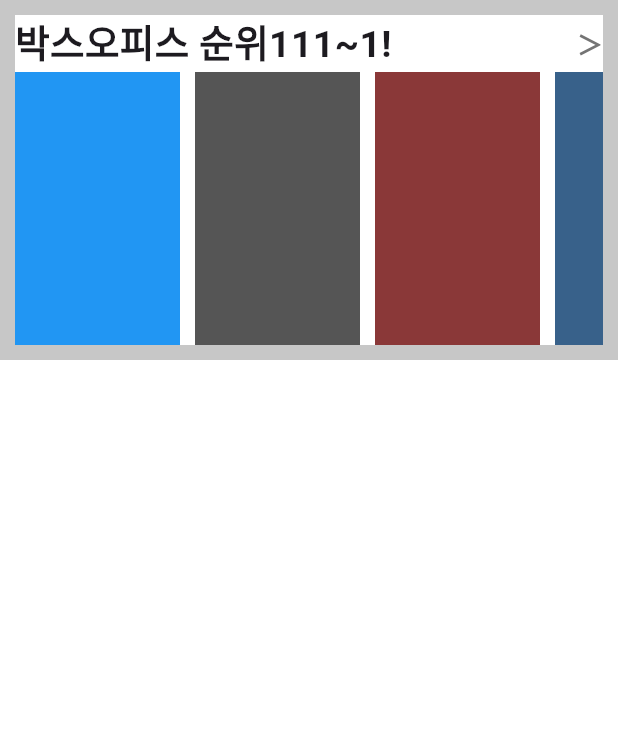
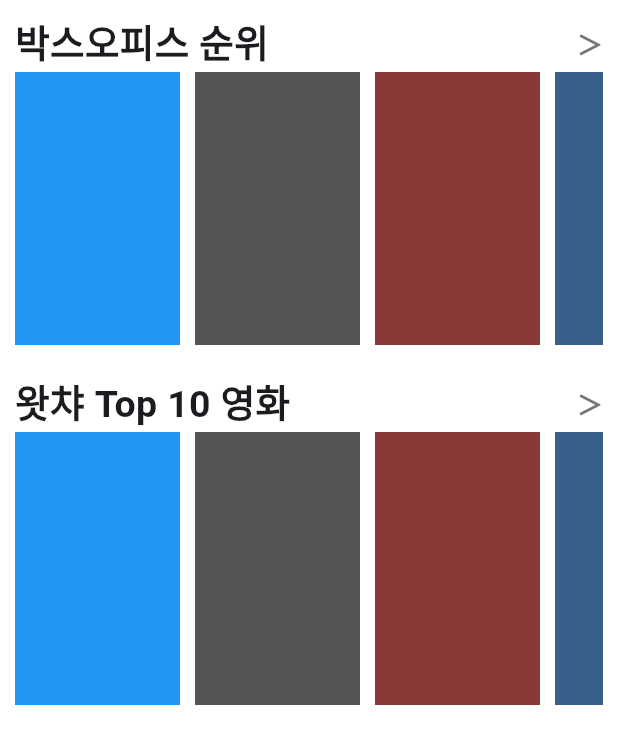
Before and after one commit to gihongjo/WatchaClone, a Flutter app: the HomeMovie screen opened directly, on a phone screen of 412 x 824 dp. Shown: the top 744 px of the screen. Run offline on Flutter 3.47's test engine with Material 3 defaults, Android fonts, the light colour scheme and no system bars; missing offline and left inert: dart:ffi.

Commit message:
methodlize complete

```diff
--- /dev/null
+++ b/lib/home_files/contentcard.dart
@@ -0,0 +1,87 @@
+import 'package:flutter/material.dart';
+
+class ContentsCard extends StatelessWidget {
+  //콘텐츠 카드
+  const ContentsCard({required this.title, Key? key}) : super(key: key);
+  final String title;
+  @override
+  Widget build(BuildContext context) {
+    return Center(
+      child: Column(
+        children: [
+          Row(
+            mainAxisAlignment: MainAxisAlignment.spaceBetween,
+            children: [
+              Text(
+                title,
+                style:
+                    const TextStyle(fontSize: 25, fontWeight: FontWeight.bold),
+              ),
+              const Text(
+                "＞",
+                style: TextStyle(
+                  fontSize: 17,
+                  fontWeight: FontWeight.bold,
+                  color: Color.fromARGB(255, 116, 116, 116),
+                ),
+              ),
+            ],
+          ),
+          Expanded(
+              //텍스트 아래
+              child: SingleChildScrollView(
+            //오른쪽으로 넘기기
+            scrollDirection: Axis.horizontal,
+            child: Expanded(
+              child: Row(
+                mainAxisAlignment: MainAxisAlignment.start,
+                children: [
+                  Container(
+                    width: 110,
+                    color: Colors.blue,
+                    margin: const EdgeInsets.only(right: 10),
+                  ),
+                  Container(
+                    width: 110,
+                    color: const Color.fromARGB(255, 85, 85, 85),
+                    margin: const EdgeInsets.only(right: 10),
+                  ),
+                  Container(
+                    width: 110,
+                    color: const Color.fromARGB(255, 138, 56, 56),
+                    margin: const EdgeInsets.only(right: 10),
+                  ),
+                  Container(
+                    width: 110,
+                    color: const Color.fromARGB(255, 56, 97, 138),
+                    margin: const EdgeInsets.only(right: 10),
+                  ),
+                  Container(
+                    width: 110,
+                    color: const Color.fromARGB(255, 76, 138, 56),
+                    margin: const EdgeInsets.only(right: 10),
+                  ),
+                  Container(
+                    width: 110,
+                    color: const Color.fromARGB(255, 135, 56, 138),
+                    margin: const EdgeInsets.only(right: 10),
+                  ),
+                  Container(
+                    width: 110,
+                    color: const Color.fromARGB(255, 138, 104, 56),
+                    margin: const EdgeInsets.only(right: 10),
+                  ),
+                  Container(
+                    width: 110,
+                    color: const Color.fromARGB(255, 97, 56, 138),
+                    margin: const EdgeInsets.only(right: 10),
+                  ),
+                ],
+              ),
+            ),
+          ))
+        ],
+      ),
+    );
+  }
+}
--- a/lib/home_files/home_movie.dart
+++ b/lib/home_files/home_movie.dart
@@ -3,6 +3,7 @@
 
 import 'package:flutter/material.dart';
 import 'package:flutter/rendering.dart';
+import 'contentcard.dart';
 
 class HomeMovie extends StatefulWidget {
   const HomeMovie({super.key});
@@ -26,8 +27,21 @@
                   child: Container(
                       padding: const EdgeInsets.all(10),
                       height: 240,
-                      color: const Color.fromARGB(255, 199, 199, 199),
-                      child: const ContentsCard(title: '박스오피스 순위111~1!')),
+                      color: const Color.fromARGB(255, 255, 255, 255),
+                      child: const ContentsCard(title: '박스오피스 순위')),
+                ),
+              ],
+            ),
+            Row(
+              //박스오피스 순위
+              mainAxisAlignment: MainAxisAlignment.start,
+              children: [
+                Expanded(
+                  child: Container(
+                      padding: const EdgeInsets.all(10),
+                      height: 240,
+                      color: const Color.fromARGB(255, 255, 255, 255),
+                      child: const ContentsCard(title: '왓챠 Top 10 영화')),
                 ),
               ],
             ),
@@ -37,92 +51,3 @@
     );
   }
 }
-
-class ContentsCard extends StatelessWidget {
-  const ContentsCard({required this.title, Key? key}) : super(key: key);
-  final String title;
-  @override
-  Widget build(BuildContext context) {
-    // TODO: implement build
-
-    return Scaffold(
-      body: Center(
-        child: Column(
-          children: [
-            Row(
-              mainAxisAlignment: MainAxisAlignment.spaceBetween,
-              children: [
-                Text(
-                  title, //여기서 오류
-                  style: const TextStyle(
-                      fontSize: 25, fontWeight: FontWeight.bold),
-                ),
-                const Text(
-                  "＞",
-                  style: TextStyle(
-                    fontSize: 17,
-                    fontWeight: FontWeight.bold,
-                    color: Color.fromARGB(255, 116, 116, 116),
-                  ),
-                ),
-              ],
-            ),
-            Expanded(
-              //텍스트 아래래
-              child: SingleChildScrollView(
-                //오른쪽으로 넘기기
-                scrollDirection: Axis.horizontal,
-                child: Expanded(
-                    child: Row(
-                  mainAxisAlignment: MainAxisAlignment.start,
-                  children: [
-                    Container(
-                      width: 110,
-                      color: Colors.blue,
-                      margin: const EdgeInsets.only(right: 10),
-                    ),
-                    Container(
-                      width: 110,
-                      color: const Color.fromARGB(255, 85, 85, 85),
-                      margin: const EdgeInsets.only(right: 10),
-                    ),
-                    Container(
-                      width: 110,
-                      color: const Color.fromARGB(255, 138, 56, 56),
-                      margin: const EdgeInsets.only(right: 10),
-                    ),
-                    Container(
-                      width: 110,
-                      color: const Color.fromARGB(255, 56, 97, 138),
-                      margin: const EdgeInsets.only(right: 10),
-                    ),
-                    Container(
-                      width: 110,
-                      color: const Color.fromARGB(255, 76, 138, 56),
-                      margin: const EdgeInsets.only(right: 10),
-                    ),
-                    Container(
-                      width: 110,
-                      color: const Color.fromARGB(255, 135, 56, 138),
-                      margin: const EdgeInsets.only(right: 10),
-                    ),
-                    Container(
-                      width: 110,
-                      color: const Color.fromARGB(255, 138, 104, 56),
-                      margin: const EdgeInsets.only(right: 10),
-                    ),
-                    Container(
-                      width: 110,
-                      color: const Color.fromARGB(255, 97, 56, 138),
-                      margin: const EdgeInsets.only(right: 10),
-                    ),
-                  ],
-                )),
-              ),
-            )
-          ],
-        ),
-      ),
-    );
-  }
-}
```
